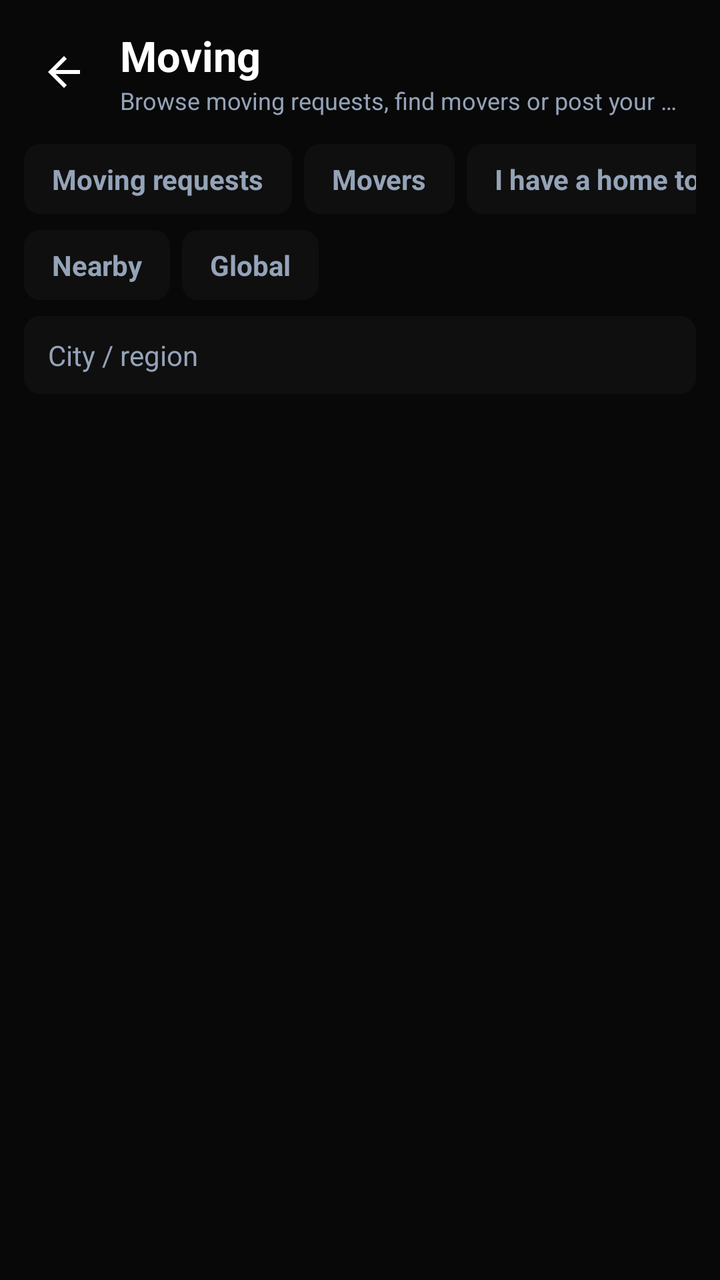
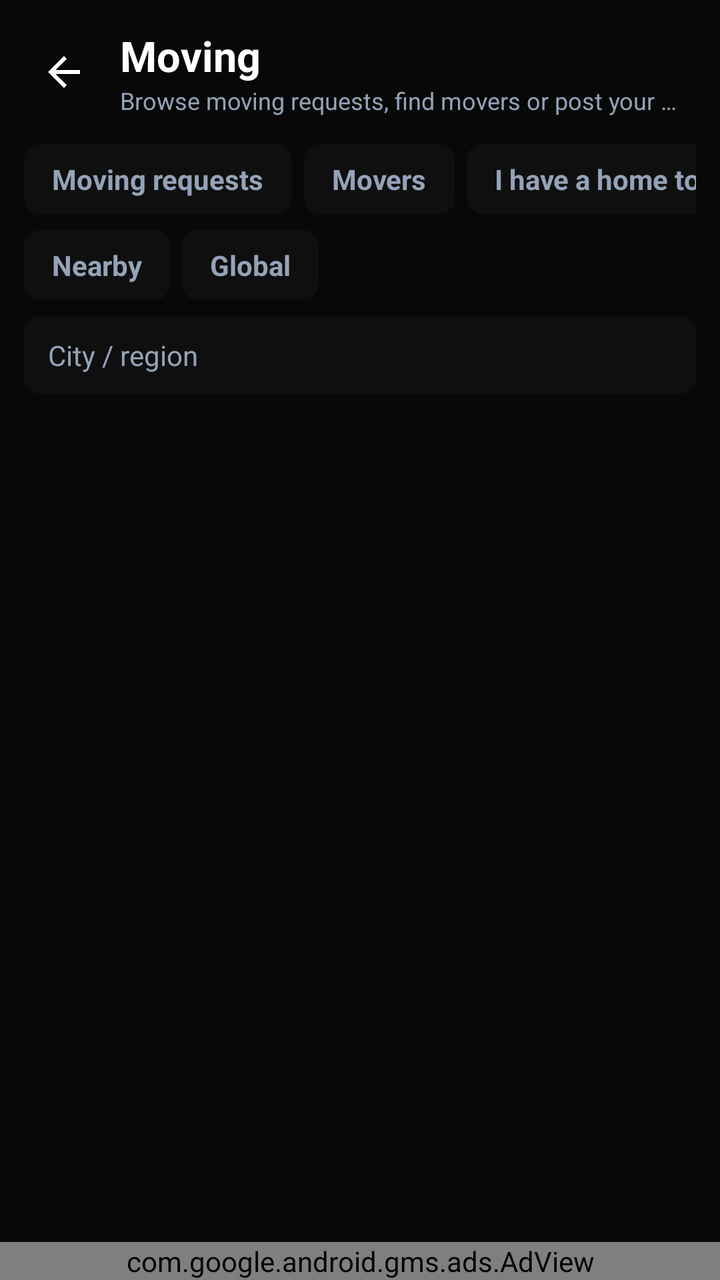

The first picture is an Android layout as it rendered before a commit; the second is the same layout after the commit. The layout source and the unified diff follow.
<!-- AndroidManifest.xml: application theme Theme.Loadly -->
<!-- res/layout/activity_moving.xml -->
<?xml version="1.0" encoding="utf-8"?>
<LinearLayout
    xmlns:android="http://schemas.android.com/apk/res/android"
    xmlns:app="http://schemas.android.com/apk/res-auto"
    android:layout_width="match_parent"
    android:layout_height="match_parent"
    android:orientation="vertical">

    
    <LinearLayout
        android:layout_width="match_parent"
        android:layout_height="wrap_content"
        android:gravity="center_vertical"
        android:orientation="horizontal"
        android:paddingHorizontal="8dp"
        android:paddingVertical="12dp">

        <ImageButton
            android:id="@+id/backButton"
            android:layout_width="48dp"
            android:layout_height="48dp"
            android:background="?attr/selectableItemBackgroundBorderless"
            android:contentDescription="@string/back"
            android:src="@drawable/ic_back"
            app:tint="@color/white" />

        <LinearLayout
            android:layout_width="0dp"
            android:layout_height="wrap_content"
            android:layout_weight="1"
            android:orientation="vertical"
            android:paddingHorizontal="4dp">

            <TextView
                android:layout_width="wrap_content"
                android:layout_height="wrap_content"
                android:text="@string/moving_title"
                android:textColor="@color/white"
                android:textSize="21sp"
                android:textStyle="bold" />

            <TextView
                android:layout_width="wrap_content"
                android:layout_height="wrap_content"
                android:ellipsize="end"
                android:maxLines="1"
                android:text="@string/moving_banner_subtitle"
                android:textColor="@color/text_muted"
                android:textSize="12sp" />
        </LinearLayout>
    </LinearLayout>

    
    <HorizontalScrollView
        android:layout_width="match_parent"
        android:layout_height="wrap_content"
        android:scrollbars="none"
        android:paddingHorizontal="12dp"
        android:paddingBottom="8dp">

        <LinearLayout
            android:layout_width="wrap_content"
            android:layout_height="wrap_content"
            android:orientation="horizontal">

            <TextView
                android:id="@+id/tabRequests"
                style="@style/MovingTab"
                android:text="@string/moving_tab_requests" />

            <TextView
                android:id="@+id/tabMovers"
                style="@style/MovingTab"
                android:text="@string/moving_tab_movers" />

            <TextView
                android:id="@+id/tabPost"
                style="@style/MovingTab"
                android:text="@string/moving_tab_post" />
        </LinearLayout>
    </HorizontalScrollView>

    
    <LinearLayout
        android:id="@+id/scopeBar"
        android:layout_width="match_parent"
        android:layout_height="wrap_content"
        android:gravity="center_vertical"
        android:orientation="horizontal"
        android:paddingHorizontal="12dp"
        android:paddingBottom="8dp">

        <TextView
            android:id="@+id/tabNearby"
            style="@style/MovingTab"
            android:text="@string/scope_nearby" />

        <TextView
            android:id="@+id/tabGlobal"
            style="@style/MovingTab"
            android:text="@string/scope_global" />

        <TextView
            android:id="@+id/countryChip"
            android:layout_width="0dp"
            android:layout_height="wrap_content"
            android:layout_weight="1"
            android:ellipsize="end"
            android:gravity="end"
            android:maxLines="1"
            android:padding="8dp"
            android:textColor="@color/primary_accent"
            android:textSize="14sp"
            android:textStyle="bold" />
    </LinearLayout>

    <EditText
        android:id="@+id/cityFilterInput"
        android:layout_width="match_parent"
        android:layout_height="wrap_content"
        android:layout_marginHorizontal="12dp"
        android:layout_marginBottom="8dp"
        android:autofillHints=""
        android:background="@drawable/bg_filter_input"
        android:hint="@string/moving_city_filter_hint"
        android:imeOptions="actionSearch"
        android:inputType="text"
        android:maxLines="1"
        android:paddingHorizontal="12dp"
        android:paddingVertical="10dp"
        android:textColor="@color/white"
        android:textColorHint="@color/text_muted"
        android:textSize="14sp" />

    <FrameLayout
        android:layout_width="match_parent"
        android:layout_height="0dp"
        android:layout_weight="1">

        <androidx.recyclerview.widget.RecyclerView
            android:id="@+id/recyclerView"
            android:layout_width="match_parent"
            android:layout_height="match_parent"
            android:clipToPadding="false"
            android:paddingBottom="16dp" />

        <LinearLayout
            android:id="@+id/emptyContainer"
            android:layout_width="match_parent"
            android:layout_height="wrap_content"
            android:layout_gravity="center"
            android:gravity="center"
            android:orientation="vertical"
            android:padding="32dp"
            android:visibility="gone">

            <TextView
                android:id="@+id/emptyText"
                android:layout_width="wrap_content"
                android:layout_height="wrap_content"
                android:gravity="center"
                android:textColor="@color/text_muted"
                android:textSize="14sp" />

            <Button
                android:id="@+id/emptyActionButton"
                android:layout_width="wrap_content"
                android:layout_height="wrap_content"
                android:layout_marginTop="14dp"
                android:backgroundTint="@color/primary_accent"
                android:text="@string/moving_tab_post"
                android:textAllCaps="false"
                android:textColor="@color/black"
                android:textStyle="bold" />
        </LinearLayout>

        <ScrollView
            android:id="@+id/formScroll"
            android:layout_width="match_parent"
            android:layout_height="match_parent"
            android:visibility="gone">

            <LinearLayout
                android:layout_width="match_parent"
                android:layout_height="wrap_content"
                android:orientation="vertical"
                android:paddingHorizontal="16dp"
                android:paddingBottom="28dp">

                <TextView
                    android:layout_width="match_parent"
                    android:layout_height="wrap_content"
                    android:layout_marginTop="4dp"
                    android:layout_marginBottom="4dp"
                    android:text="@string/moving_form_header"
                    android:textColor="@color/white"
                    android:textSize="16sp"
                    android:textStyle="bold" />

                <TextView
                    android:id="@+id/formOriginCountry"
                    style="@style/MovingField" />

                <EditText
                    android:id="@+id/formOriginCity"
                    style="@style/MovingField"
                    android:hint="@string/moving_origin_city"
                    android:inputType="textCapWords" />

                <TextView
                    android:id="@+id/formDestCountry"
                    style="@style/MovingField" />

                <EditText
                    android:id="@+id/formDestCity"
                    style="@style/MovingField"
                    android:hint="@string/moving_dest_city"
                    android:inputType="textCapWords" />

                <TextView
                    android:id="@+id/formDate"
                    style="@style/MovingField"
                    android:hint="@string/moving_date" />

                <EditText
                    android:id="@+id/formHomeSize"
                    style="@style/MovingField"
                    android:hint="@string/moving_home_size"
                    android:inputType="text" />

                <EditText
                    android:id="@+id/formItems"
                    style="@style/MovingField"
                    android:gravity="top"
                    android:hint="@string/moving_items_note"
                    android:inputType="textMultiLine|textCapSentences"
                    android:minLines="3" />

                <EditText
                    android:id="@+id/formContact"
                    style="@style/MovingField"
                    android:hint="@string/moving_contact_hint"
                    android:inputType="text" />

                <TextView
                    android:layout_width="match_parent"
                    android:layout_height="wrap_content"
                    android:layout_marginTop="10dp"
                    android:text="@string/moving_public_notice"
                    android:textColor="@color/text_muted"
                    android:textSize="12sp" />

                <Button
                    android:id="@+id/formSubmit"
                    android:layout_width="match_parent"
                    android:layout_height="50dp"
                    android:layout_marginTop="14dp"
                    android:backgroundTint="@color/primary_accent"
                    android:text="@string/moving_submit"
                    android:textAllCaps="false"
                    android:textColor="@color/black"
                    android:textStyle="bold" />
            </LinearLayout>
        </ScrollView>
    </FrameLayout>
</LinearLayout>
<!-- resources referenced by this layout -->
<resources>
  <color name="black">#000000</color>
  <color name="primary_accent">#FB720A</color>
  <color name="text_muted">#94A3B8</color>
  <color name="white">#FFFFFF</color>
  <!-- drawable bg_filter_input (drawable) -->
  <?xml version="1.0" encoding="utf-8"?>
  <shape xmlns:android="http://schemas.android.com/apk/res/android">
      <solid android:color="@color/surface_dark" />
      <corners android:radius="8dp" />
  </shape>
  <!-- drawable ic_back (drawable) -->
  <?xml version="1.0" encoding="utf-8"?>
  <vector xmlns:android="http://schemas.android.com/apk/res/android"
      android:width="24dp"
      android:height="24dp"
      android:viewportWidth="24"
      android:viewportHeight="24">
      <path
          android:fillColor="#FF000000"
          android:pathData="M20,11H7.83l5.59,-5.59L12,4l-8,8 8,8 1.41,-1.41L7.83,13H20v-2z" />
  </vector>
  <string name="back">Back</string>
  <string name="moving_banner_subtitle">Browse moving requests, find movers or post your move</string>
  <string name="moving_city_filter_hint">City / region</string>
  <string name="moving_contact_hint">Contact (phone or email)</string>
  <string name="moving_date">Moving date</string>
  <string name="moving_dest_city">Destination city / region</string>
  <string name="moving_form_header">Post a Home / Office Moving Request</string>
  <string name="moving_home_size">Home size (e.g. number of rooms)</string>
  <string name="moving_items_note">Notes about your items</string>
  <string name="moving_origin_city">Current city / region</string>
  <string name="moving_public_notice">Your contact details are shown to movers who browse requests.</string>
  <string name="moving_submit">Post request</string>
  <string name="moving_tab_movers">Movers</string>
  <string name="moving_tab_post">I have a home to move</string>
  <string name="moving_tab_requests">Moving requests</string>
  <string name="moving_title">Moving</string>
  <string name="scope_global">Global</string>
  <string name="scope_nearby">Nearby</string>
  <style name="MovingField">
          <item name="android:layout_width">match_parent</item>
          <item name="android:layout_height">wrap_content</item>
          <item name="android:layout_marginTop">8dp</item>
          <item name="android:background">@drawable/bg_filter_input</item>
          <item name="android:paddingHorizontal">12dp</item>
          <item name="android:paddingVertical">12dp</item>
          <item name="android:textColor">@color/white</item>
          <item name="android:textColorHint">@color/text_muted</item>
          <item name="android:textSize">14sp</item>
      </style>
  <style name="MovingTab">
          <item name="android:layout_width">wrap_content</item>
          <item name="android:layout_height">wrap_content</item>
          <item name="android:layout_marginEnd">6dp</item>
          <item name="android:background">@drawable/bg_filter_input</item>
          <item name="android:paddingHorizontal">14dp</item>
          <item name="android:paddingVertical">8dp</item>
          <item name="android:textColor">@color/text_muted</item>
          <item name="android:textSize">14sp</item>
          <item name="android:textStyle">bold</item>
      </style>
  <style name="Theme.Loadly" parent="Theme.MaterialComponents.DayNight.NoActionBar">
          
          <item name="colorPrimary">@color/primary_accent</item>
          <item name="colorPrimaryVariant">@color/primary_accent_dark</item>
          <item name="colorOnPrimary">@color/black</item>
          
          <item name="colorSecondary">@color/primary_accent</item>
          <item name="colorSecondaryVariant">@color/primary_accent_dark</item>
          <item name="colorOnSecondary">@color/black</item>
          
          <item name="android:statusBarColor">@color/background_dark</item>
          
          <item name="android:windowBackground">@color/background_dark</item>
      </style>
  <color name="surface_dark">#0F0F0F</color>
  <color name="primary_accent_dark">#D45F08</color>
  <color name="background_dark">#080808</color>
</resources>

<!-- the commit's change to res/layout/activity_moving.xml (unified diff, before → after) -->
@@ -263,4 +263,12 @@
             </LinearLayout>
         </ScrollView>
     </FrameLayout>
+
+    
+    <com.google.android.gms.ads.AdView
+        android:id="@+id/adView"
+        app:adSize="BANNER"
+        android:layout_width="match_parent"
+        android:layout_height="wrap_content"
+        app:adUnitId="ca-app-pub-4674211063760769/1521367122" />
 </LinearLayout>
